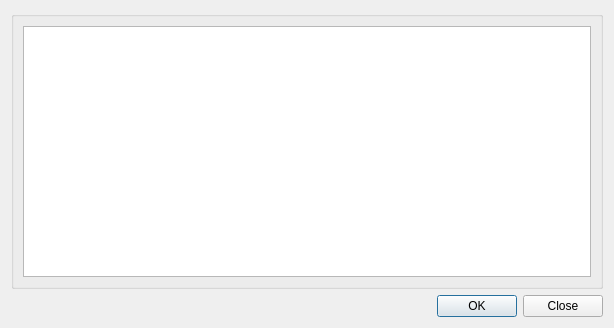
Above: dlgSelectSafety.ui from faunalia/rt_geosisma_offline before the change. Below: the same form after it.
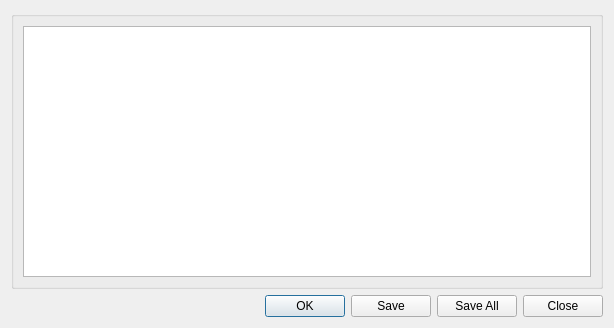
That is the form after the change.

The edit to the form file:
```diff
--- a/dlgSelectSafety.ui
+++ b/dlgSelectSafety.ui
@@ -63,7 +63,7 @@
       <enum>Qt::Horizontal</enum>
      </property>
      <property name="standardButtons">
-      <set>QDialogButtonBox::Close|QDialogButtonBox::Ok</set>
+      <set>QDialogButtonBox::Close|QDialogButtonBox::Ok|QDialogButtonBox::Save|QDialogButtonBox::SaveAll</set>
      </property>
     </widget>
    </item>
```
